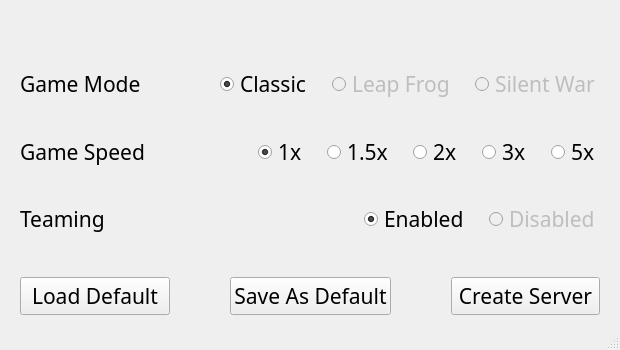
The window that src/serverSettingsWindow/serverSettingsWindow.ui (Generals-OI/Generals.OI) describes before a commit, drawn with Qt 5.
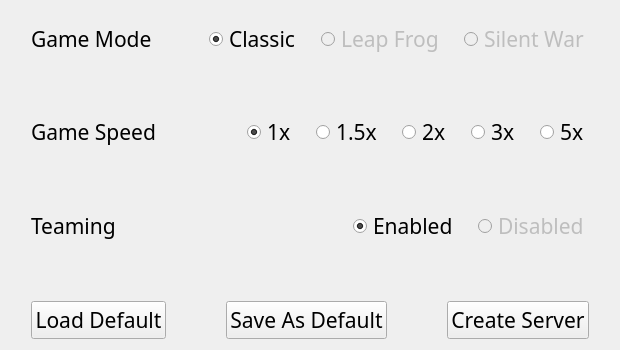
The same window after the commit. Custom widgets are drawn as their Qt base class.

Diff of the .ui file:
```diff
--- a/src/serverSettingsWindow/serverSettingsWindow.ui
+++ b/src/serverSettingsWindow/serverSettingsWindow.ui
@@ -1,7 +1,7 @@
 <?xml version="1.0" encoding="UTF-8"?>
 <ui version="4.0">
  <class>ServerSettingsWindow</class>
- <widget class="QMainWindow" name="ServerSettingsWindow">
+ <widget class="QWidget" name="ServerSettingsWindow">
   <property name="geometry">
    <rect>
     <x>0</x>
@@ -18,8 +18,8 @@
   </property>
   <property name="maximumSize">
    <size>
-    <width>800</width>
-    <height>350</height>
+    <width>16777215</width>
+    <height>16777215</height>
    </size>
   </property>
   <property name="font">
@@ -32,42 +32,7 @@
   <property name="windowTitle">
    <string>ServerSettingsWindow</string>
   </property>
-  <widget class="QWidget" name="centralWidget">
    <layout class="QVBoxLayout" name="verticalLayout">
-    <property name="leftMargin">
-     <number>0</number>
-    </property>
-    <property name="topMargin">
-     <number>0</number>
-    </property>
-    <property name="rightMargin">
-     <number>0</number>
-    </property>
-    <property name="bottomMargin">
-     <number>0</number>
-    </property>
-    <item>
-     <widget class="TitleBar" name="titleBar" native="true">
-      <property name="sizePolicy">
-       <sizepolicy hsizetype="Expanding" vsizetype="Fixed">
-        <horstretch>0</horstretch>
-        <verstretch>0</verstretch>
-       </sizepolicy>
-      </property>
-      <property name="minimumSize">
-       <size>
-        <width>0</width>
-        <height>50</height>
-       </size>
-      </property>
-      <property name="maximumSize">
-       <size>
-        <width>16777215</width>
-        <height>50</height>
-       </size>
-      </property>
-     </widget>
-    </item>
     <item>
      <layout class="QVBoxLayout" name="vlWidgets">
       <property name="spacing">
@@ -438,16 +403,6 @@
     </item>
    </layout>
   </widget>
-  <widget class="QStatusBar" name="statusBar"/>
- </widget>
- <customwidgets>
-  <customwidget>
-   <class>TitleBar</class>
-   <extends>QWidget</extends>
-   <header location="global">titleBar.h</header>
-   <container>1</container>
-  </customwidget>
- </customwidgets>
  <resources/>
  <connections/>
  <buttongroups>
```
Left out of the diff: 8 changed lines with no effect on the pictures. Lines whose indentation alone changed are shown as unchanged.
